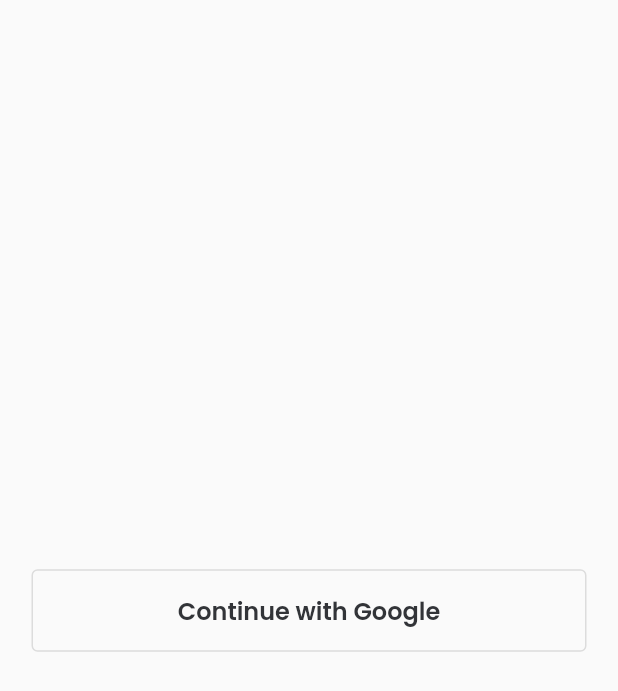
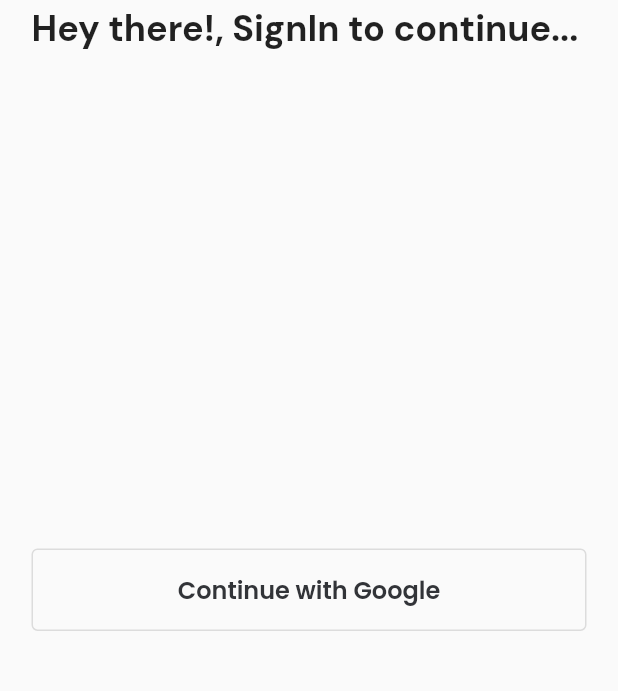
Before and after one commit to Collins-01/Eden-Assessment-, a Flutter app: the screen it shows after launch, on a phone screen of 412 x 824 dp. Shown: the top 691 px of the screen. Run offline on Flutter 3.47's test engine with Material 2 defaults, Android fonts, the phone set to English and light mode, and no system bars; our stand-ins replace cached_network_image, faker, firebase_auth, firebase_core, flutter_riverpod, freezed_annotation and 6 more; missing offline and left inert: ably_flutter; accounts and stored records are empty.

Commit message:
updated readme and auth view

```diff
--- a/lib/presentation/views/auth/auth_view.dart
+++ b/lib/presentation/views/auth/auth_view.dart
@@ -1,3 +1,4 @@
+import 'package:eden_demo/extensions/context_extension.dart';
 import 'package:eden_demo/presentation/views/auth/viewmodels/auth_viewmodel.dart';
 import 'package:eden_demo/presentation/widgets/widgets.dart';
 import 'package:eden_demo/utils/utils.dart';
@@ -18,8 +19,13 @@
               EdgeInsets.symmetric(horizontal: SizingConfig.defaultPadding),
           child: Center(
             child: Column(
-              mainAxisAlignment: MainAxisAlignment.center,
+              // mainAxisAlignment: MainAxisAlignment.center,
+              crossAxisAlignment: CrossAxisAlignment.start,
               children: [
+                AppText.heading3("Hey there!, SignIn to continue..."),
+                Gap.h(
+                  context.deviceHeightPercentage(percentage: 40),
+                ),
                 AuthButton(
                   title: "Continue with Google",
                   callback: () => vm.signInWithGoogle(),
```
Also changed, not shown: lib/core/data/remote/order/order_service.dart (+6 -4 lines), 4 other files.
